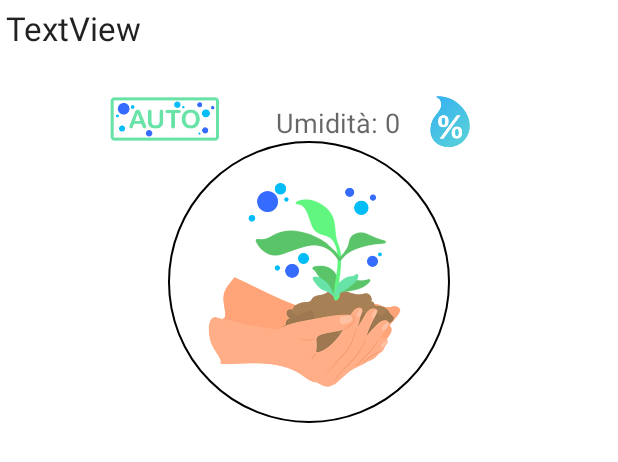
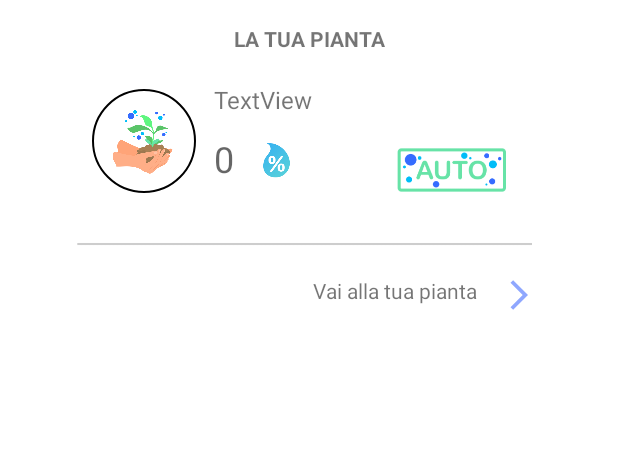
Before and after one commit to federicotassino/DID_SmartWater, an Android app: the layout plant_item.xml on its own in the app's theme, with its tools: preview values and no code run, on a phone screen of 412 x 824 dp. Shown: the top 462 px of the screen. Run offline under Robolectric (Android 15) with nearby library versions, the phone set to English and light mode, and no system bars.

Commit message:
Update grafica Plants

```diff
--- a/app/src/main/java/it/polito/did/did_smartwater/adapter/ItemAdapter.kt
+++ b/app/src/main/java/it/polito/did/did_smartwater/adapter/ItemAdapter.kt
@@ -38,7 +38,7 @@ class ItemAdapter(
         // caricamento dati nel viewholder
         val item = dataset[position]
         holder.plant_item_name.text =  dataset[position].name
-        holder.plant_item_humidity.text =  "Umidità: " + dataset[position].humidityLevel.toString()
+        holder.plant_item_humidity.text =  dataset[position].humidityLevel.toString()
         if (item.irrigationMode == 0){
             holder.plant_item_irrigation_mode.setImageResource(R.drawable.manual_mode_acceso)
         }
--- a/app/src/main/res/layout/plant_item.xml
+++ b/app/src/main/res/layout/plant_item.xml
@@ -3,58 +3,112 @@
     xmlns:app="http://schemas.android.com/apk/res-auto"
     xmlns:tools="http://schemas.android.com/tools"
     android:layout_width="match_parent"
-    android:layout_height="match_parent">
+    android:layout_height="match_parent"
+    android:background="#00F1FCFF">
+
+
+    <ImageView
+        android:id="@+id/imageView3"
+        android:layout_width="372dp"
+        android:layout_height="236dp"
+        android:scaleX="1"
+        app:layout_constraintEnd_toEndOf="parent"
+        app:layout_constraintHorizontal_bias="0.487"
+        app:layout_constraintStart_toStartOf="parent"
+        app:layout_constraintTop_toTopOf="parent"
+        app:srcCompat="@drawable/card_white_std" />
+
+    <ImageView
+        android:id="@+id/imageView2"
+        android:layout_width="58dp"
+        android:layout_height="63dp"
+        app:layout_constraintEnd_toStartOf="@+id/plant_item_irrigation_mode"
+        app:layout_constraintHorizontal_bias="0.0"
+        app:layout_constraintStart_toEndOf="@+id/plant_item_humidity"
+        app:layout_constraintTop_toBottomOf="@+id/plant_item_name"
+        app:srcCompat="@drawable/indicatore_umidita_perc" />
+
+    <TextView
+        android:id="@+id/plant_item_name2"
+        android:layout_width="wrap_content"
+        android:layout_height="wrap_content"
+        android:layout_marginTop="16dp"
+        android:text="LA TUA PIANTA"
+        android:textStyle="bold"
+        app:layout_constraintEnd_toEndOf="parent"
+        app:layout_constraintStart_toStartOf="parent"
+        app:layout_constraintTop_toTopOf="parent" />
+
+    <de.hdodenhof.circleimageview.CircleImageView
+        android:id="@+id/imageViewProfilePhoto"
+        android:layout_width="69dp"
+        android:layout_height="77dp"
+        android:layout_marginStart="10dp"
+        android:layout_marginTop="20dp"
+        android:src="@drawable/albero_umidita_con_cerchio"
+        app:civ_border_color="#FF000000"
+        app:civ_border_width="1dp"
+        app:layout_constraintEnd_toEndOf="parent"
+        app:layout_constraintHorizontal_bias="0.155"
+        app:layout_constraintStart_toStartOf="parent"
+        app:layout_constraintTop_toBottomOf="@+id/plant_item_name2" />
 
     <TextView
         android:id="@+id/plant_item_name"
         android:layout_width="wrap_content"
         android:layout_height="wrap_content"
-        android:layout_marginStart="4dp"
-        android:layout_marginTop="4dp"
+        android:layout_marginStart="12dp"
+        android:layout_marginTop="20dp"
         android:text="TextView"
-        android:textAppearance="@style/TextAppearance.AppCompat.Large"
-        app:layout_constraintStart_toStartOf="parent"
-        app:layout_constraintTop_toTopOf="parent" />
+        android:textSize="16sp"
+        app:layout_constraintStart_toEndOf="@+id/imageViewProfilePhoto"
+        app:layout_constraintTop_toBottomOf="@+id/plant_item_name2" />
 
     <ImageView
         android:id="@+id/plant_item_irrigation_mode"
         android:layout_width="84dp"
         android:layout_height="76dp"
-        android:layout_marginStart="68dp"
-        android:layout_marginTop="8dp"
-        app:layout_constraintStart_toStartOf="parent"
-        app:layout_constraintTop_toBottomOf="@+id/plant_item_name"
+        android:layout_marginTop="40dp"
+        android:layout_marginEnd="48dp"
+        app:layout_constraintEnd_toEndOf="@+id/imageView3"
+        app:layout_constraintTop_toBottomOf="@+id/plant_item_name2"
         app:srcCompat="@drawable/auto_mode_accesa" />
-
-    <ImageView
-        android:id="@+id/imageView2"
-        android:layout_width="90dp"
-        android:layout_height="86dp"
-        android:layout_marginStart="104dp"
-        android:layout_marginTop="8dp"
-        app:layout_constraintStart_toEndOf="@+id/plant_item_irrigation_mode"
-        app:layout_constraintTop_toBottomOf="@+id/plant_item_name"
-        app:srcCompat="@drawable/indicatore_umidita_perc" />
 
     <TextView
         android:id="@+id/plant_item_humidity"
         android:layout_width="wrap_content"
         android:layout_height="wrap_content"
-        android:layout_marginStart="32dp"
-        android:layout_marginTop="36dp"
-        android:text="Umidità: 0"
+        android:layout_marginStart="12dp"
+        android:layout_marginTop="12dp"
+        android:text="0"
         android:textAppearance="@style/TextAppearance.AppCompat.Medium"
-        app:layout_constraintStart_toEndOf="@+id/plant_item_irrigation_mode"
+        android:textSize="24sp"
+        app:layout_constraintStart_toEndOf="@+id/imageViewProfilePhoto"
         app:layout_constraintTop_toBottomOf="@+id/plant_item_name" />
 
-    <de.hdodenhof.circleimageview.CircleImageView
-        android:id="@+id/imageViewProfilePhoto"
-        android:layout_width="248dp"
-        android:layout_height="188dp"
-        app:layout_constraintEnd_toEndOf="parent"
-        app:layout_constraintStart_toStartOf="parent"
-        app:layout_constraintTop_toBottomOf="@+id/plant_item_humidity"
-        android:src="@drawable/albero_umidita_con_cerchio"
-        app:civ_border_width="1dp"
-        app:civ_border_color="#FF000000" />
+    <TextView
+        android:id="@+id/textView7"
+        android:layout_width="wrap_content"
+        android:layout_height="wrap_content"
+        android:text="Vai alla tua pianta"
+        app:layout_constraintBottom_toBottomOf="@+id/imageView3"
+        app:layout_constraintEnd_toEndOf="@+id/imageView3"
+        app:layout_constraintHorizontal_bias="0.72"
+        app:layout_constraintStart_toStartOf="@+id/imageView3"
+        app:layout_constraintTop_toBottomOf="@+id/plant_item_irrigation_mode" />
+
+    <ImageView
+        android:id="@+id/imageView5"
+        android:layout_width="wrap_content"
+        android:layout_height="wrap_content"
+        android:layout_marginTop="109dp"
+        android:scaleX="-1"
+        android:tint="#436CFE"
+        app:layout_constraintEnd_toEndOf="@+id/imageView3"
+        app:layout_constraintHorizontal_bias="0.204"
+        app:layout_constraintStart_toEndOf="@+id/textView7"
+        app:layout_constraintTop_toTopOf="@+id/plant_item_irrigation_mode"
+        app:srcCompat="@drawable/ic_action_name" />
+
+
 </androidx.constraintlayout.widget.ConstraintLayout>
```
Also changed, not shown: app/src/main/res/layout/plants.xml (+36 -28 lines), app/src/main/res/drawable-hdpi/card_white.png (added), app/src/main/res/drawable-hdpi/card_white_std.png (added), app/src/main/res/drawable-hdpi/logo_smartwater_sfondo_home.png (added), 1 other file.
